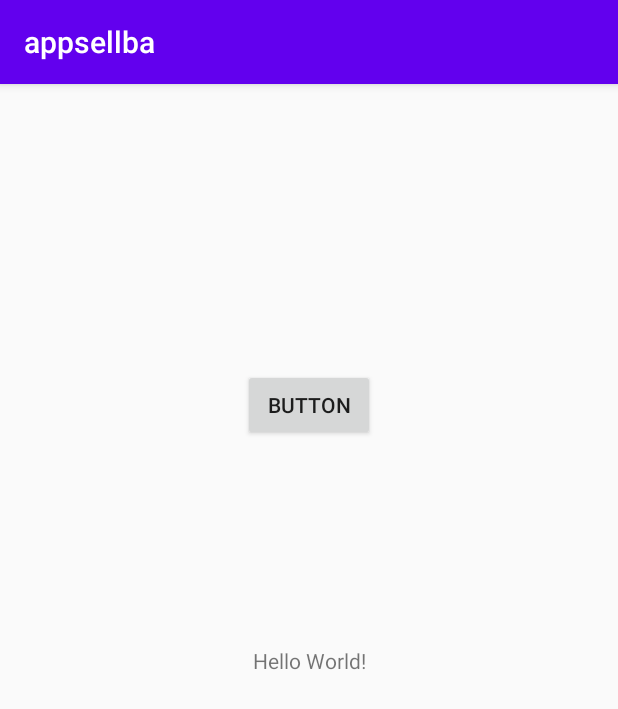
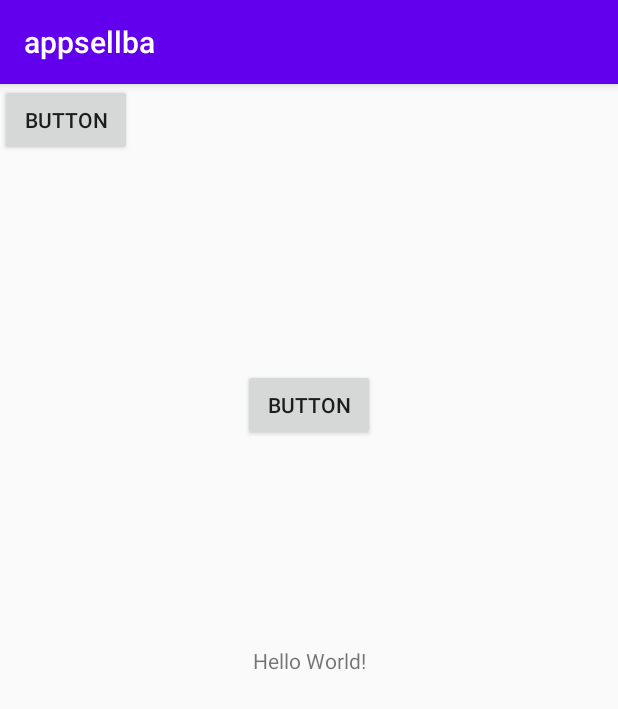
Before and after one commit to DyBiT/appsellba, an Android app: the screen it shows after launch (MainActivity), on a phone screen of 412 x 824 dp. Shown: the top 709 px of the screen. Run offline under Robolectric (Android 15) with nearby library versions, the phone set to English and light mode, and no system bars.

Commit message:
Añadiendo el 2 boton

```diff
--- a/app/src/main/res/layout/activity_main.xml
+++ b/app/src/main/res/layout/activity_main.xml
@@ -26,4 +26,12 @@
         app:layout_constraintStart_toStartOf="parent"
         app:layout_constraintTop_toTopOf="parent" />
 
+    <Button
+        android:id="@+id/button2"
+        android:layout_width="wrap_content"
+        android:layout_height="wrap_content"
+        android:text="Button"
+        tools:layout_editor_absoluteX="157dp"
+        tools:layout_editor_absoluteY="85dp" />
+
 </android.support.constraint.ConstraintLayout>
```
